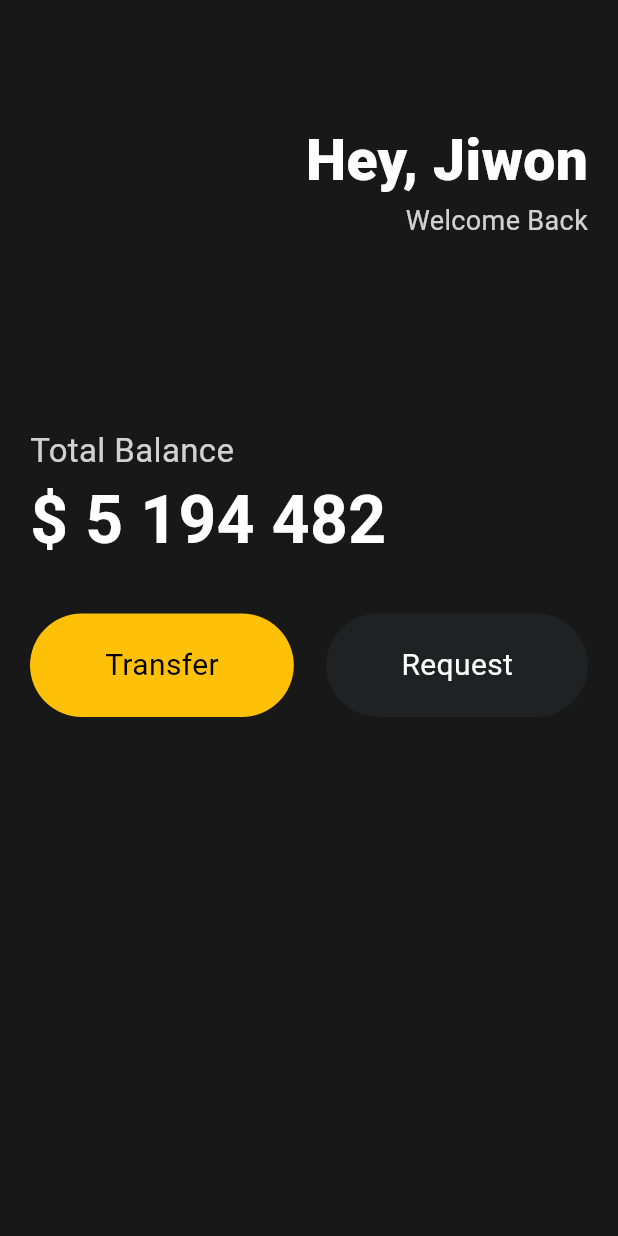
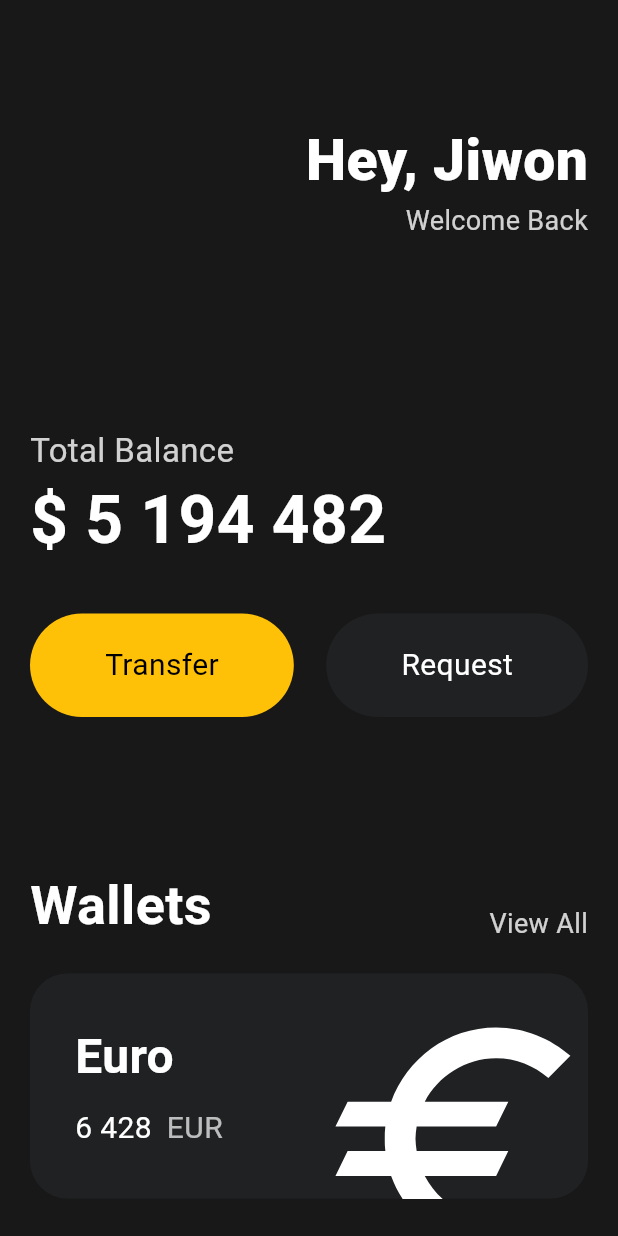
Before and after one commit to kaggle68/flutter_simple_card, a Flutter app: the screen it shows after launch, on a phone screen of 412 x 824 dp. Run offline on Flutter 3.47's test engine with Material 3 defaults, Android fonts, the phone set to English and light mode, and no system bars.

Commit message:
feat: money card

```diff
--- a/lib/main.dart
+++ b/lib/main.dart
@@ -1,4 +1,5 @@
 import 'package:flutter/material.dart';
+import 'package:flutter/widgets.dart';
 import 'package:simple_card/widgets/button.dart';
 
 void main() => runApp(const App());
@@ -11,7 +12,8 @@ class App extends StatelessWidget {
     return MaterialApp(
       home: Scaffold(
         backgroundColor: const Color(0xff181818),
-        body: Padding(
+        body: SingleChildScrollView(
+          child: Padding(
             padding: const EdgeInsets.symmetric(horizontal: 20),
             child: Column(
               crossAxisAlignment: CrossAxisAlignment.start,
@@ -80,8 +82,97 @@ class App extends StatelessWidget {
                       textColor: Colors.white,
                     )
                   ],
+                ),
+                const SizedBox(
+                  height: 100,
+                ),
+                Row(
+                  mainAxisAlignment: MainAxisAlignment.spaceBetween,
+                  crossAxisAlignment: CrossAxisAlignment.end,
+                  children: [
+                    const Text(
+                      'Wallets',
+                      style: TextStyle(
+                        color: Colors.white,
+                        fontSize: 36,
+                        fontWeight: FontWeight.w600,
+                      ),
+                    ),
+                    Text(
+                      'View All',
+                      style: TextStyle(
+                        color: Colors.white.withOpacity(0.8),
+                        fontSize: 18,
+                      ),
+                    ),
+                  ],
+                ),
+                const SizedBox(
+                  height: 20,
+                ),
+                Container(
+                  clipBehavior: Clip.hardEdge,
+                  decoration: BoxDecoration(
+                    color: const Color(0xff1f2123),
+                    borderRadius: BorderRadius.circular(25),
+                  ),
+                  child: Padding(
+                    padding: const EdgeInsets.all(30),
+                    child: Row(
+                      mainAxisAlignment: MainAxisAlignment.spaceBetween,
+                      children: [
+                        Column(
+                          crossAxisAlignment: CrossAxisAlignment.start,
+                          children: [
+                            const Text(
+                              'Euro',
+                              style: TextStyle(
+                                color: Colors.white,
+                                fontSize: 32,
+                                fontWeight: FontWeight.w600,
+                              ),
+                            ),
+                            const SizedBox(
+                              height: 10,
+                            ),
+                            Row(
+                              children: [
+                                const Text(
+                                  '6 428',
+                                  style: TextStyle(
+                                    color: Colors.white,
+                                    fontSize: 20,
+                                  ),
+                                ),
+                                const SizedBox(width: 10),
+                                Text(
+                                  'EUR',
+                                  style: TextStyle(
+                                    color: Colors.white.withOpacity(0.7),
+                                    fontSize: 20,
+                                  ),
+                                ),
+                              ],
                             )
                           ],
+                        ),
+                        Transform.scale(
+                          scale: 2.2,
+                          child: Transform.translate(
+                            offset: const Offset(-5, 16),
+                            child: const Icon(
+                              Icons.euro,
+                              color: Colors.white,
+                              size: 90,
+                            ),
+                          ),
+                        )
+                      ],
+                    ),
+                  ),
+                ),
+              ],
+            ),
           ),
         ),
       ),
```
Lines whose indentation alone changed are shown as unchanged.
